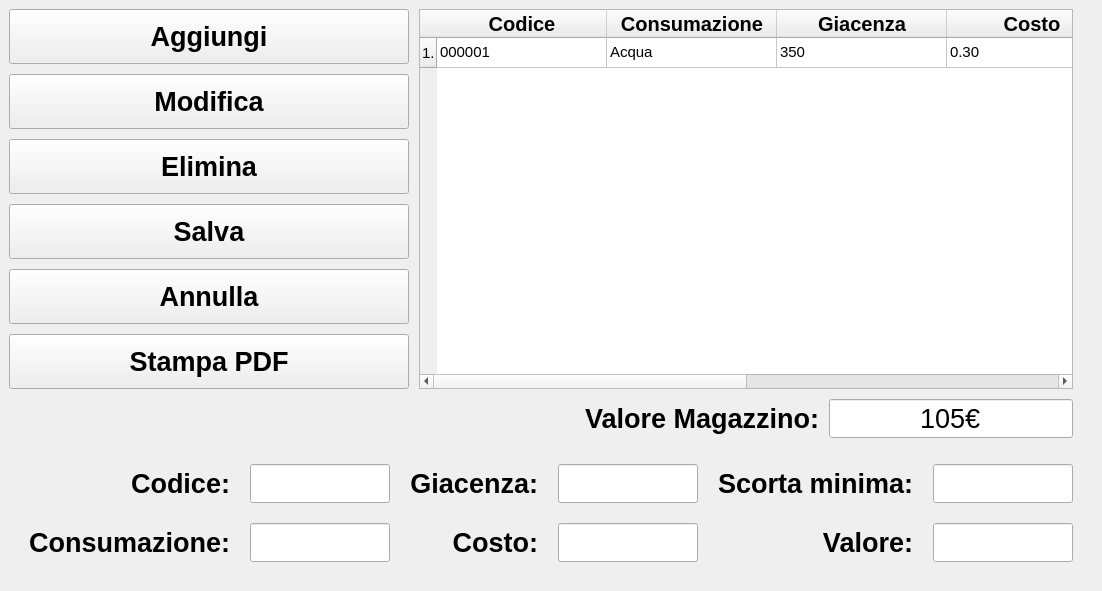
Old version of the form ui/magazzino.ui in the repository Raccispini/Progetto-Hotel.
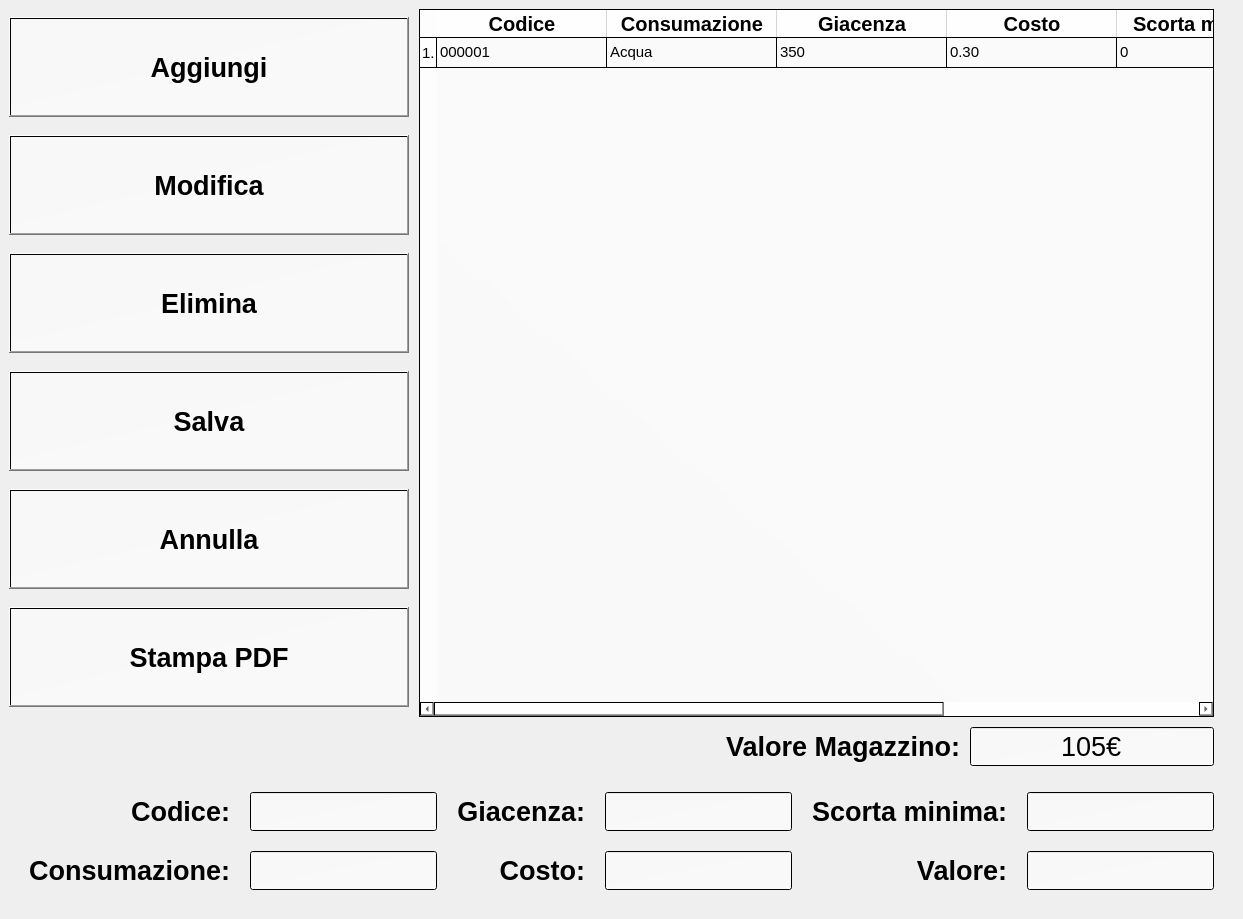
New version of the form. Icons and pictures are not drawn.

Patch:
```diff
--- a/ui/magazzino.ui
+++ b/ui/magazzino.ui
@@ -6,10 +6,16 @@
    <rect>
     <x>0</x>
     <y>0</y>
-    <width>1102</width>
-    <height>591</height>
+    <width>1243</width>
+    <height>919</height>
    </rect>
   </property>
+  <property name="minimumSize">
+   <size>
+    <width>1243</width>
+    <height>744</height>
+   </size>
+  </property>
   <property name="windowTitle">
    <string>Magazzino</string>
   </property>
@@ -17,6 +23,9 @@
    <iconset>
     <normaloff>resources/logo/logo_small_icon_only_inverted.png</normaloff>resources/logo/logo_small_icon_only_inverted.png</iconset>
   </property>
+  <property name="styleSheet">
+   <string notr="true">background-image: url(:/magazzino/calzificio-primato-processo-produttivo-logistica-header-2.jpg);</string>
+  </property>
   <widget class="QWidget" name="centralwidget">
    <layout class="QGridLayout" name="gridLayout_2">
     <item row="0" column="0">
@@ -53,6 +62,10 @@
               <bold>true</bold>
              </font>
             </property>
+            <property name="styleSheet">
+             <string notr="true">background-image: url(:/magazzino/tpg.png);
+background-color: qlineargradient(spread:pad, x1:0, y1:0, x2:1, y2:1, stop:0 rgba(255, 255, 255, 140), stop:1 rgba(255, 255, 255, 165));</string>
+            </property>
             <property name="text">
              <string>Aggiungi</string>
             </property>
@@ -80,6 +93,10 @@
               <bold>true</bold>
              </font>
             </property>
+            <property name="styleSheet">
+             <string notr="true">background-image: url(:/magazzino/tpg.png);
+background-color: qlineargradient(spread:pad, x1:0, y1:0, x2:1, y2:1, stop:0 rgba(255, 255, 255, 140), stop:1 rgba(255, 255, 255, 165));</string>
+            </property>
             <property name="text">
              <string>Modifica</string>
             </property>
@@ -107,6 +124,10 @@
               <bold>true</bold>
              </font>
             </property>
+            <property name="styleSheet">
+             <string notr="true">background-image: url(:/magazzino/tpg.png);
+background-color: qlineargradient(spread:pad, x1:0, y1:0, x2:1, y2:1, stop:0 rgba(255, 255, 255, 140), stop:1 rgba(255, 255, 255, 165));</string>
+            </property>
             <property name="text">
              <string>Elimina</string>
             </property>
@@ -134,6 +155,10 @@
               <bold>true</bold>
              </font>
             </property>
+            <property name="styleSheet">
+             <string notr="true">background-image: url(:/magazzino/tpg.png);
+background-color: qlineargradient(spread:pad, x1:0, y1:0, x2:1, y2:1, stop:0 rgba(255, 255, 255, 140), stop:1 rgba(255, 255, 255, 165));</string>
+            </property>
             <property name="text">
              <string>Salva</string>
             </property>
@@ -161,6 +186,10 @@
               <bold>true</bold>
              </font>
             </property>
+            <property name="styleSheet">
+             <string notr="true">background-image: url(:/magazzino/tpg.png);
+background-color: qlineargradient(spread:pad, x1:0, y1:0, x2:1, y2:1, stop:0 rgba(255, 255, 255, 140), stop:1 rgba(255, 255, 255, 165));</string>
+            </property>
             <property name="text">
              <string>Annulla</string>
             </property>
@@ -188,6 +217,10 @@
               <bold>true</bold>
              </font>
             </property>
+            <property name="styleSheet">
+             <string notr="true">background-image: url(:/magazzino/tpg.png);
+background-color: qlineargradient(spread:pad, x1:0, y1:0, x2:1, y2:1, stop:0 rgba(255, 255, 255, 140), stop:1 rgba(255, 255, 255, 165));</string>
+            </property>
             <property name="text">
              <string>Stampa PDF</string>
             </property>
@@ -215,6 +248,10 @@
             <pointsize>11</pointsize>
            </font>
           </property>
+          <property name="styleSheet">
+           <string notr="true">background-image: url(:/magazzino/tpg.png);
+background-color: qlineargradient(spread:pad, x1:0, y1:1, x2:1, y2:0, stop:0 rgba(255, 255, 255, 164), stop:1 rgba(255, 255, 255, 174));</string>
+          </property>
           <property name="editTriggers">
            <set>QAbstractItemView::NoEditTriggers</set>
           </property>
@@ -375,6 +412,10 @@
             <bold>true</bold>
            </font>
           </property>
+          <property name="styleSheet">
+           <string notr="true">background-image: url(:/magazzino/tpg.png);
+</string>
+          </property>
           <property name="text">
            <string>Valore Magazzino:</string>
           </property>
@@ -397,6 +438,10 @@
             <pointsize>20</pointsize>
            </font>
           </property>
+          <property name="styleSheet">
+           <string notr="true">background-image: url(:/magazzino/tpg.png);
+background-color: qlineargradient(spread:pad, x1:0, y1:0, x2:1, y2:1, stop:0 rgba(255, 255, 255, 140), stop:1 rgba(255, 255, 255, 165));</string>
+          </property>
           <property name="text">
            <string>105€</string>
           </property>
@@ -440,6 +485,10 @@
           <pointsize>20</pointsize>
          </font>
         </property>
+        <property name="styleSheet">
+         <string notr="true">background-image: url(:/magazzino/tpg.png);
+background-color: qlineargradient(spread:pad, x1:0, y1:0, x2:1, y2:1, stop:0 rgba(255, 255, 255, 140), stop:1 rgba(255, 255, 255, 165));</string>
+        </property>
         <property name="clearButtonEnabled">
          <bool>true</bool>
         </property>
@@ -455,6 +504,10 @@
           <bold>true</bold>
          </font>
         </property>
+        <property name="styleSheet">
+         <string notr="true">background-image: url(:/magazzino/tpg.png);
+</string>
+        </property>
         <property name="text">
          <string>Scorta minima:</string>
         </property>
@@ -473,6 +526,10 @@
           <bold>true</bold>
          </font>
         </property>
+        <property name="styleSheet">
+         <string notr="true">background-image: url(:/magazzino/tpg.png);
+</string>
+        </property>
         <property name="text">
          <string>Codice:</string>
         </property>
@@ -491,6 +548,10 @@
           <bold>true</bold>
          </font>
         </property>
+        <property name="styleSheet">
+         <string notr="true">background-image: url(:/magazzino/tpg.png);
+</string>
+        </property>
         <property name="text">
          <string>Consumazione:</string>
         </property>
@@ -507,6 +568,10 @@
           <pointsize>20</pointsize>
          </font>
         </property>
+        <property name="styleSheet">
+         <string notr="true">background-image: url(:/magazzino/tpg.png);
+background-color: qlineargradient(spread:pad, x1:0, y1:0, x2:1, y2:1, stop:0 rgba(255, 255, 255, 140), stop:1 rgba(255, 255, 255, 165));</string>
+        </property>
         <property name="clearButtonEnabled">
          <bool>true</bool>
         </property>
@@ -520,6 +585,10 @@
           <pointsize>20</pointsize>
          </font>
         </property>
+        <property name="styleSheet">
+         <string notr="true">background-image: url(:/magazzino/tpg.png);
+background-color: qlineargradient(spread:pad, x1:0, y1:0, x2:1, y2:1, stop:0 rgba(255, 255, 255, 140), stop:1 rgba(255, 255, 255, 165));</string>
+        </property>
         <property name="clearButtonEnabled">
          <bool>true</bool>
         </property>
@@ -535,6 +604,10 @@
           <bold>true</bold>
          </font>
         </property>
+        <property name="styleSheet">
+         <string notr="true">background-image: url(:/magazzino/tpg.png);
+</string>
+        </property>
         <property name="text">
          <string>Costo:</string>
         </property>
@@ -553,6 +626,10 @@
           <bold>true</bold>
          </font>
         </property>
+        <property name="styleSheet">
+         <string notr="true">background-image: url(:/magazzino/tpg.png);
+</string>
+        </property>
         <property name="text">
          <string>Giacenza:</string>
         </property>
@@ -569,6 +646,10 @@
           <pointsize>20</pointsize>
          </font>
         </property>
+        <property name="styleSheet">
+         <string notr="true">background-image: url(:/magazzino/tpg.png);
+background-color: qlineargradient(spread:pad, x1:0, y1:0, x2:1, y2:1, stop:0 rgba(255, 255, 255, 140), stop:1 rgba(255, 255, 255, 165));</string>
+        </property>
         <property name="clearButtonEnabled">
          <bool>true</bool>
         </property>
@@ -582,6 +663,10 @@
           <pointsize>20</pointsize>
          </font>
         </property>
+        <property name="styleSheet">
+         <string notr="true">background-image: url(:/magazzino/tpg.png);
+background-color: qlineargradient(spread:pad, x1:0, y1:0, x2:1, y2:1, stop:0 rgba(255, 255, 255, 140), stop:1 rgba(255, 255, 255, 165));</string>
+        </property>
         <property name="clearButtonEnabled">
          <bool>true</bool>
         </property>
@@ -597,6 +682,10 @@
           <bold>true</bold>
          </font>
         </property>
+        <property name="styleSheet">
+         <string notr="true">background-image: url(:/magazzino/tpg.png);
+</string>
+        </property>
         <property name="text">
          <string>Valore:</string>
         </property>
@@ -613,6 +702,10 @@
           <pointsize>20</pointsize>
          </font>
         </property>
+        <property name="styleSheet">
+         <string notr="true">background-image: url(:/magazzino/tpg.png);
+background-color: qlineargradient(spread:pad, x1:0, y1:0, x2:1, y2:1, stop:0 rgba(255, 255, 255, 140), stop:1 rgba(255, 255, 255, 165));</string>
+        </property>
         <property name="clearButtonEnabled">
          <bool>true</bool>
         </property>
```
Left out of the diff: 4 changed lines with no effect on the pictures.
